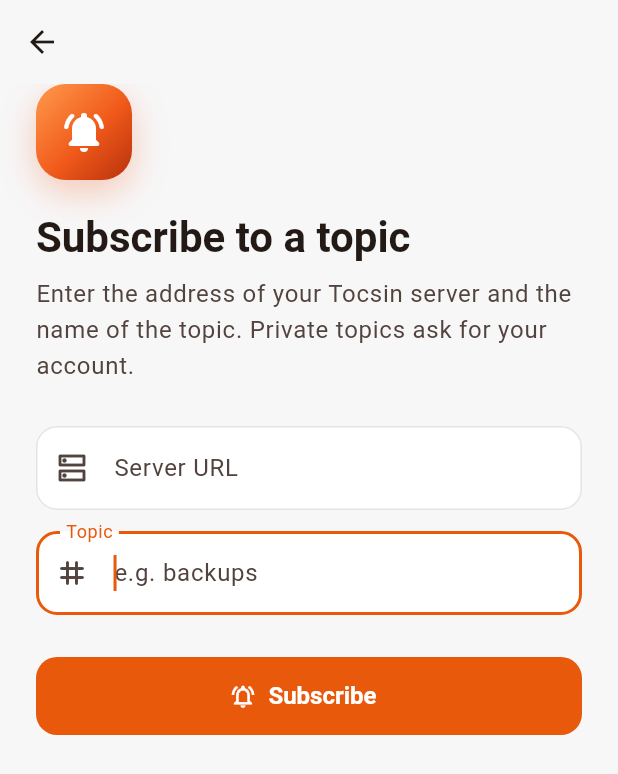
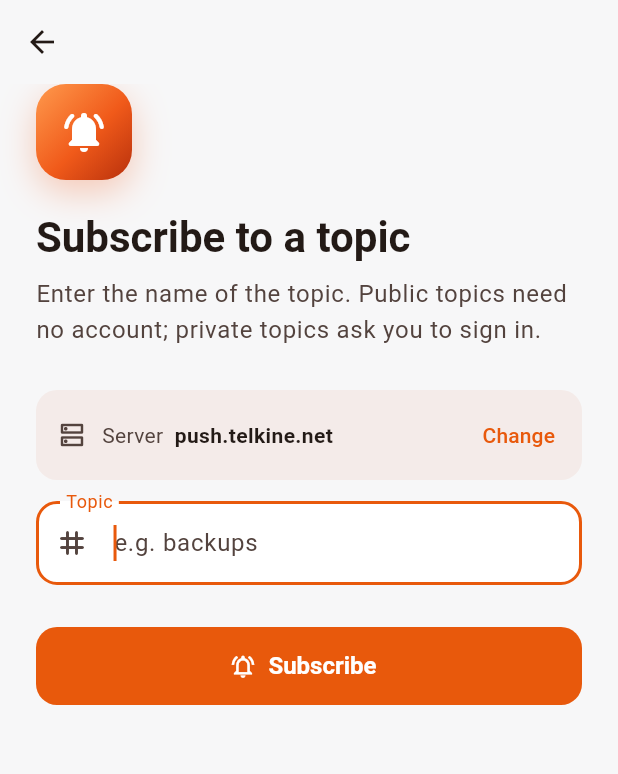
Before and after one commit to TelKine-Studio/tocsin, a Flutter app: the SubscribeScreen screen opened directly, on a phone screen of 412 x 824 dp. Shown: the top 774 px of the screen. Run offline on Flutter 3.47's test engine with Material 3 defaults, Android fonts, the phone set to English and light mode, and no system bars; our stand-ins replace flutter_secure_storage, shared_preferences; missing offline and left inert: dart_pusher_channels; accounts and stored records are empty.

Commit message:
Propose push.telkine.net as the default server when subscribing

```diff
--- /dev/null
+++ b/mobile/lib/config.dart
@@ -0,0 +1,3 @@
+/// Server proposed by default when subscribing: the hosted Tocsin service
+/// operated by Telkine. Users can enter their own server instead.
+const kDefaultServer = 'push.telkine.net';
--- a/mobile/lib/l10n/strings.dart
+++ b/mobile/lib/l10n/strings.dart
@@ -22,7 +22,10 @@ class S {
   }
 
   static const _en = {
-    'subscribe_hint': 'Enter the address of your Tocsin server and the name of the topic. Private topics ask for your account.',
+    'subscribe_hint': 'Enter the name of the topic. Public topics need no account; private topics ask you to sign in.',
+    'server': 'Server',
+    'change': 'Change',
+    'default_server': 'Default',
     'unread_count': ':count unread',
     'unread_one': '1 unread',
     'topics_label': 'Topics',
@@ -117,7 +120,10 @@ class S {
   };
 
   static const _fr = {
-    'subscribe_hint': 'Saisissez l’adresse de votre serveur Tocsin et le nom du topic. Les topics privés demandent votre compte.',
+    'subscribe_hint': 'Saisissez le nom du topic. Les topics publics ne demandent aucun compte ; les topics privés vous demandent de vous connecter.',
+    'server': 'Serveur',
+    'change': 'Modifier',
+    'default_server': 'Par défaut',
     'unread_count': ':count non lus',
     'unread_one': '1 non lu',
     'topics_label': 'Topics',
--- a/mobile/lib/screens/subscribe_screen.dart
+++ b/mobile/lib/screens/subscribe_screen.dart
@@ -1,6 +1,7 @@
 import 'package:flutter/material.dart';
 import 'package:provider/provider.dart';
 
+import '../config.dart';
 import '../l10n/strings.dart';
 import '../services/api_client.dart';
 import '../state/app_state.dart';
@@ -22,12 +23,23 @@ class _SubscribeScreenState extends State<SubscribeScreen> {
   bool _busy = false;
   String? _error;
 
+  /// The server field is only shown when the user wants another server.
+  bool _editServer = false;
+
   @override
   void initState() {
     super.initState();
+    _server.text = kDefaultServer;
     context.read<AppState>().storage.lastServerUrl().then((url) {
-      if (url != null && _server.text.isEmpty && mounted) _server.text = url;
+      if (url != null && mounted) setState(() => _server.text = url);
     });
+  }
+
+  String get _serverHost {
+    final value = _server.text.trim();
+    return Uri.tryParse(value.contains('://') ? value : 'https://$value')
+            ?.host ??
+        value;
   }
 
   @override
@@ -161,15 +173,25 @@ class _SubscribeScreenState extends State<SubscribeScreen> {
                 ),
               ),
               const SizedBox(height: 28),
+              if (_editServer) ...[
                 TextFormField(
                   controller: _server,
                   keyboardType: TextInputType.url,
                   autocorrect: false,
+                  autofocus: true,
                   textInputAction: TextInputAction.next,
                   decoration: InputDecoration(
                     labelText: s.t('server_url'),
                     hintText: s.t('server_url_hint'),
                     prefixIcon: const Icon(Icons.dns_outlined),
+                    suffixIcon: _serverHost == kDefaultServer
+                        ? null
+                        : IconButton(
+                            tooltip: s.t('default_server'),
+                            icon: const Icon(Icons.restart_alt_rounded),
+                            onPressed: () =>
+                                setState(() => _server.text = kDefaultServer),
+                          ),
                   ),
                   validator: (v) =>
                       (v == null || v.trim().isEmpty) ? s.t('required') : null,
@@ -188,6 +210,51 @@ class _SubscribeScreenState extends State<SubscribeScreen> {
                     ],
                   ),
                 ],
+              ] else
+                // Default server, with a discreet way to use another one.
+                Container(
+                  padding: const EdgeInsets.fromLTRB(14, 6, 6, 6),
+                  decoration: BoxDecoration(
+                    color: theme.colorScheme.surfaceContainerHighest.withValues(
+                      alpha: 0.5,
+                    ),
+                    borderRadius: BorderRadius.circular(14),
+                  ),
+                  child: Row(
+                    children: [
+                      Icon(
+                        Icons.dns_outlined,
+                        size: 20,
+                        color: theme.colorScheme.onSurfaceVariant,
+                      ),
+                      const SizedBox(width: 10),
+                      Expanded(
+                        child: Text.rich(
+                          TextSpan(
+                            text: '${s.t('server')}  ',
+                            style: theme.textTheme.bodyMedium?.copyWith(
+                              color: theme.colorScheme.onSurfaceVariant,
+                            ),
+                            children: [
+                              TextSpan(
+                                text: _serverHost,
+                                style: TextStyle(
+                                  color: theme.colorScheme.onSurface,
+                                  fontWeight: FontWeight.w600,
+                                ),
+                              ),
+                            ],
+                          ),
+                          overflow: TextOverflow.ellipsis,
+                        ),
+                      ),
+                      TextButton(
+                        onPressed: () => setState(() => _editServer = true),
+                        child: Text(s.t('change')),
+                      ),
+                    ],
+                  ),
+                ),
               const SizedBox(height: 14),
               TextFormField(
                 controller: _topic,
```
Lines whose indentation alone changed are shown as unchanged.
